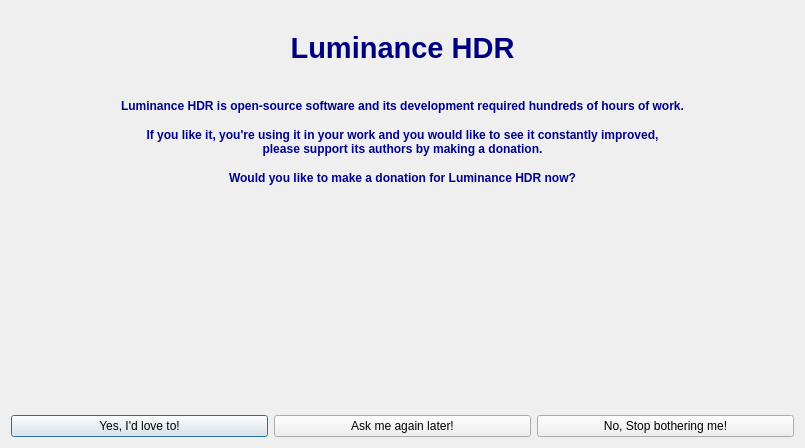
This is forms/Splash.ui in LuminanceHDR/LuminanceHDR as Qt 5 draws it before an edit. The edited form follows.
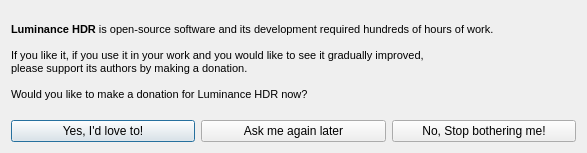
This is the edited form. Icons and pictures are not drawn.

Commit message: Simpler and less shouting donation dialog

```diff
--- a/forms/Splash.ui
+++ b/forms/Splash.ui
@@ -6,8 +6,8 @@
    <rect>
     <x>0</x>
     <y>0</y>
-    <width>805</width>
-    <height>448</height>
+    <width>587</width>
+    <height>153</height>
    </rect>
   </property>
   <property name="windowTitle">
@@ -17,19 +17,7 @@
    <item row="0" column="0">
     <layout class="QVBoxLayout" name="verticalLayout_2">
      <item>
-      <layout class="QVBoxLayout" name="verticalLayout">
-       <item>
-        <widget class="QLabel" name="label">
-         <property name="text">
-          <string/>
-         </property>
-         <property name="pixmap">
-          <pixmap resource="../icons.qrc">:/splash/images/LuminanceImage.png</pixmap>
-         </property>
-         <property name="scaledContents">
-          <bool>true</bool>
-         </property>
-        </widget>
+      <layout class="QVBoxLayout" name="verticalLayout"/>
        </item>
        <item>
         <widget class="QLabel" name="label_2">
@@ -37,27 +25,10 @@
           <string>&lt;!DOCTYPE HTML PUBLIC &quot;-//W3C//DTD HTML 4.0//EN&quot; &quot;http://www.w3.org/TR/REC-html40/strict.dtd&quot;&gt;
 &lt;html&gt;&lt;head&gt;&lt;meta name=&quot;qrichtext&quot; content=&quot;1&quot; /&gt;&lt;style type=&quot;text/css&quot;&gt;
 p, li { white-space: pre-wrap; }
-&lt;/style&gt;&lt;/head&gt;&lt;body style=&quot; font-family:'Sans Serif'; font-size:10pt; font-weight:400; font-style:normal;&quot;&gt;
-&lt;p align=&quot;center&quot; style=&quot; margin-top:0px; margin-bottom:0px; margin-left:0px; margin-right:0px; -qt-block-indent:0; text-indent:0px;&quot;&gt;&lt;span style=&quot; font-size:22pt; font-weight:600; color:#00007f;&quot;&gt;Luminance HDR&lt;/span&gt;&lt;/p&gt;
-&lt;p align=&quot;center&quot; style=&quot;-qt-paragraph-type:empty; margin-top:0px; margin-bottom:0px; margin-left:0px; margin-right:0px; -qt-block-indent:0; text-indent:0px; font-size:22pt; font-weight:600; color:#00007f;&quot;&gt;&lt;/p&gt;
-&lt;p align=&quot;center&quot; style=&quot; margin-top:0px; margin-bottom:0px; margin-left:0px; margin-right:0px; -qt-block-indent:0; text-indent:0px;&quot;&gt;&lt;span style=&quot; font-size:medium; font-weight:600; color:#00008b;&quot;&gt;Luminance HDR is open-source software and its development required hundreds of hours of work.&lt;br /&gt;&lt;br /&gt;If you like it, you're using it in your work and you would like to see it constantly improved,&lt;br /&gt;please support its authors by making a donation.&lt;br /&gt;&lt;br /&gt;Would you like to make a donation for Luminance HDR now?&lt;/span&gt;&lt;/p&gt;&lt;/body&gt;&lt;/html&gt;</string>
-         </property>
-        </widget>
-       </item>
-      </layout>
-     </item>
-     <item>
-      <spacer name="verticalSpacer">
-       <property name="orientation">
-        <enum>Qt::Vertical</enum>
-       </property>
-       <property name="sizeHint" stdset="0">
-        <size>
-         <width>20</width>
-         <height>40</height>
-        </size>
-       </property>
-      </spacer>
+&lt;/style&gt;&lt;/head&gt;&lt;body style=&quot; font-family:'Droid Sans'; font-size:8pt; font-weight:400; font-style:normal;&quot;&gt;
+&lt;p style=&quot; margin-top:0px; margin-bottom:0px; margin-left:0px; margin-right:0px; -qt-block-indent:0; text-indent:0px;&quot;&gt;&lt;span style=&quot; font-family:'Sans Serif'; font-weight:600; color:#000000;&quot;&gt;Luminance HDR&lt;/span&gt;&lt;span style=&quot; font-family:'Sans Serif'; color:#000000;&quot;&gt; is open-source software and its development required hundreds of hours of work.&lt;br /&gt;&lt;br /&gt;If you like it, if you use it in your work and you would like to see it gradually improved,&lt;br /&gt;please support its authors by making a donation.&lt;br /&gt;&lt;br /&gt;Would you like to make a donation for Luminance HDR now?&lt;/span&gt;&lt;/p&gt;&lt;/body&gt;&lt;/html&gt;</string>
+       </property>
+      </widget>
      </item>
      <item>
       <layout class="QHBoxLayout" name="horizontalLayout">
@@ -71,7 +42,7 @@
        <item>
         <widget class="QPushButton" name="askMeLaterButton">
          <property name="text">
-          <string>Ask me again later!</string>
+          <string>Ask me again later</string>
          </property>
         </widget>
        </item>
```
Left out of the diff: 2 changed lines with no effect on the pictures. Lines whose indentation alone changed are shown as unchanged.
